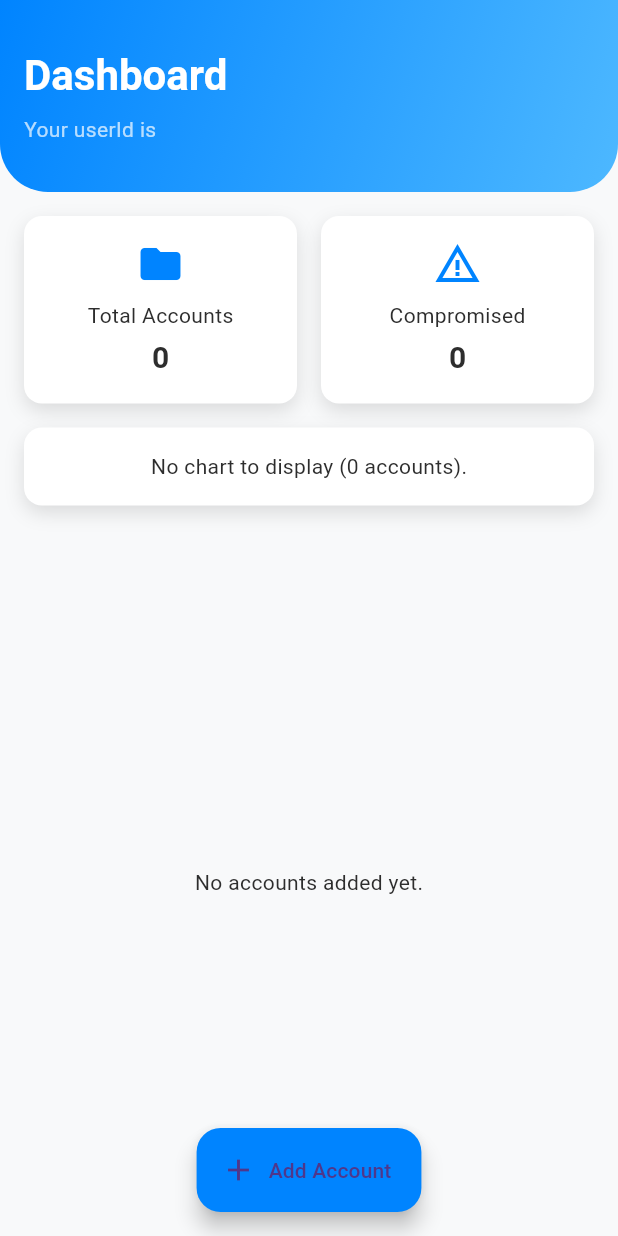
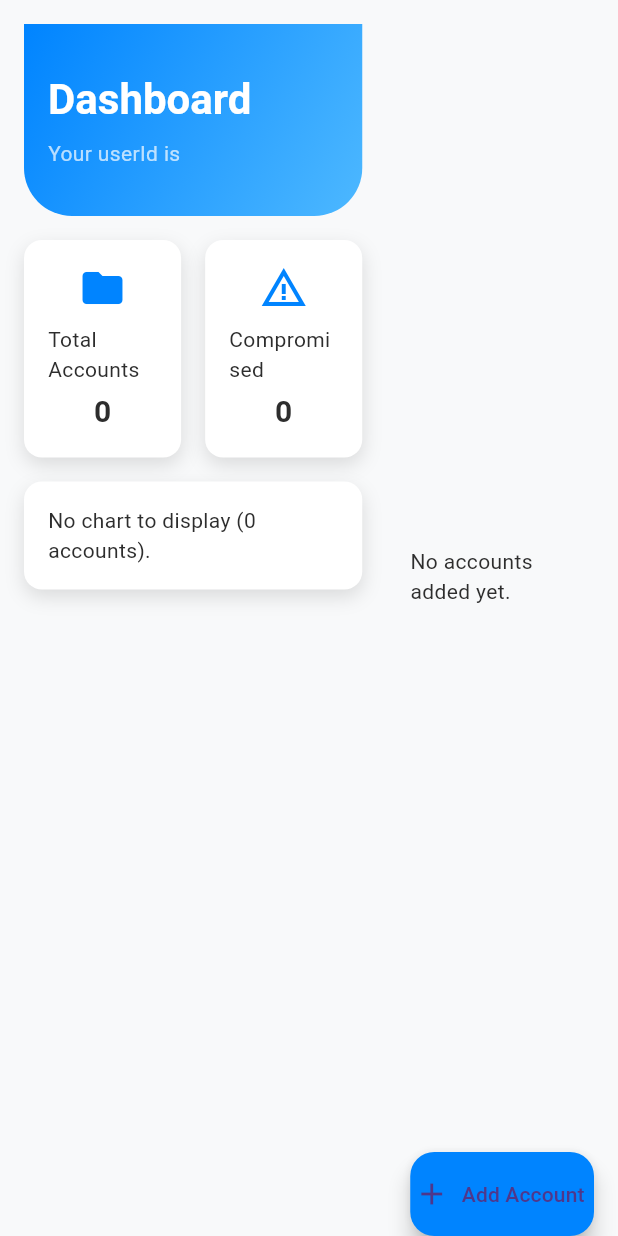
Before and after one commit to ChicoState/passguard, a Flutter app: the HomeScreen screen opened directly with empty values, on a phone screen of 412 x 824 dp. Run offline on Flutter 3.47's test engine with Material 3 defaults, Android fonts, the phone set to English and light mode, and no system bars; our stand-ins replace cloud_firestore, firebase_auth, firebase_core, fl_chart; accounts and stored records are empty; generated files the repository leaves out were written again.

Commit message:
Split UI

```diff
--- a/passguard_app/lib/screens/home/home_screen.dart
+++ b/passguard_app/lib/screens/home/home_screen.dart
@@ -1,5 +1,3 @@
-// lib/screens/home/home_screen.dart
-
 import 'package:flutter/material.dart';
 import 'package:cloud_firestore/cloud_firestore.dart';
 import '../../services/upload_retrieve.dart';
@@ -24,21 +22,38 @@ class _HomeScreenState extends State<HomeScreen> {
     return Scaffold(
       backgroundColor: kBackgroundColor,
       body: SafeArea(
+        child: Row(
+          children: [
+            // Left side (can contain header, stats, etc.)
+            Expanded(
+              flex: 5, // Takes up 3 parts of the screen width
+              child: Padding(
+                padding: const EdgeInsets.all(kDefaultPadding),
+                child: Column(
+                  crossAxisAlignment: CrossAxisAlignment.start,
+                  children: [
+                    // 1) header
+                    DashboardHeader(userId: widget.userId),
+
+                    // 2) stats row
+                    Padding(
+                      padding: const EdgeInsets.only(top: kDefaultPadding),
+                      child: StatsCardRow(userId: widget.userId),
+                    ),
+                  ],
+                ),
+              ),
+            ),
+
+            // Right side (accounts list and floating button)
+            Expanded(
+              flex: 3,
+              child: Padding(
+                padding: const EdgeInsets.symmetric(horizontal: kDefaultPadding),
                 child: Column(
                   children: [
-            // 1)header
-            DashboardHeader(userId: widget.userId),
-
-            // 2)stats row (now real-time via StreamBuilder inside StatsCardRow)
-            Padding(
-              padding: const EdgeInsets.all(kDefaultPadding),
-              child: StatsCardRow(userId: widget.userId),
-            ),
-
-            // 3)list of accounts
+                    // 3) list of accounts
                     Expanded(
-              child: Padding(
-                padding: const EdgeInsets.symmetric(horizontal: kDefaultPadding),
                       child: AccountsList(
                         accountsStream: FirebaseFirestore.instance
                             .collection('users')
@@ -48,18 +63,22 @@ class _HomeScreenState extends State<HomeScreen> {
                         onEdit: (doc) => _showEditAccountDialog(doc),
                       ),
                     ),
+                    // Only the "Add Account" button here
+                    Align(
+                      alignment: Alignment.topCenter,
+                      child: FloatingActionButton.extended(
+                        backgroundColor: kPrimaryColor,
+                        icon: const Icon(Icons.add),
+                        label: const Text('Add Account'),
+                        onPressed: _showAddAccountDialog,
+                      ),
                     ),
                   ],
                 ),
               ),
-
-      //only "Add Account" button
-      floatingActionButtonLocation: FloatingActionButtonLocation.centerFloat,
-      floatingActionButton: FloatingActionButton.extended(
-        backgroundColor: kPrimaryColor,
-        icon: const Icon(Icons.add),
-        label: const Text('Add Account'),
-        onPressed: _showAddAccountDialog,
+            ),
+          ],
+        ),
       ),
     );
   }
@@ -96,8 +115,7 @@ class _HomeScreenState extends State<HomeScreen> {
                   children: [
                     TextField(
                       controller: _hostNameController,
-                       decoration:
-                           const InputDecoration(labelText: 'Host Name'),
+                      decoration: const InputDecoration(labelText: 'Host Name'),
                       readOnly: true,
                     ),
                     TextField(
```
Lines whose indentation alone changed are shown as unchanged.
